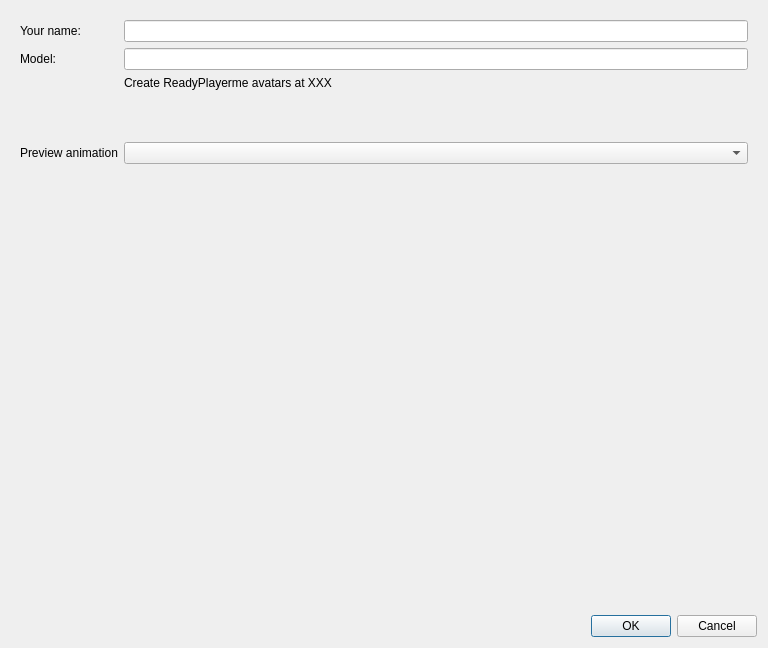
Qt form gui_client/AvatarSettingsDialog.ui (shipilovden/sub-metasiberia) before a commit.
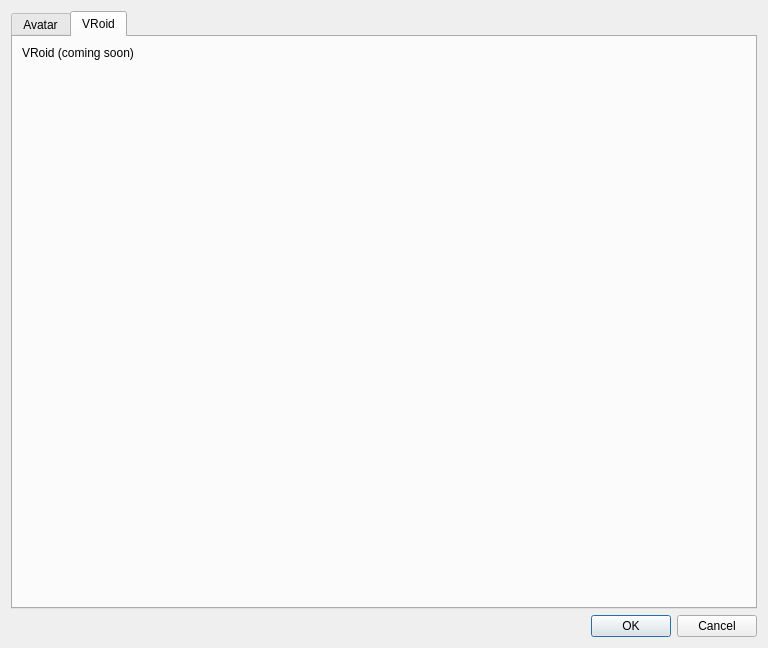
The same form after that commit. The open tabs and pages were chosen to show the change. Custom widgets are drawn as their Qt base class.

Commit message: Avatar settings: add VRoid tab; ensure main GL context current during GL UI init

Diff of the .ui file:
```diff
--- a/gui_client/AvatarSettingsDialog.ui
+++ b/gui_client/AvatarSettingsDialog.ui
@@ -15,6 +15,16 @@
   </property>
   <layout class="QVBoxLayout" name="verticalLayout">
    <item>
+    <widget class="QTabWidget" name="tabWidget">
+     <property name="currentIndex">
+      <number>0</number>
+     </property>
+     <widget class="QWidget" name="avatarTab">
+      <attribute name="title">
+       <string>Avatar</string>
+      </attribute>
+      <layout class="QVBoxLayout" name="avatarTabLayout">
+       <item>
     <widget class="QWidget" name="widget" native="true">
      <property name="sizePolicy">
       <sizepolicy hsizetype="Preferred" vsizetype="Maximum">
@@ -86,6 +96,37 @@
        <widget class="AvatarPreviewWidget" name="avatarPreviewGLWidget" native="true"/>
       </item>
      </layout>
+        </widget>
+       </item>
+      </layout>
+     </widget>
+     <widget class="QWidget" name="vroidTab">
+      <attribute name="title">
+       <string>VRoid</string>
+      </attribute>
+      <layout class="QVBoxLayout" name="vroidTabLayout">
+       <item>
+        <widget class="QLabel" name="vroidPlaceholderLabel">
+         <property name="text">
+          <string>VRoid (coming soon)</string>
+         </property>
+        </widget>
+       </item>
+       <item>
+        <spacer name="vroidVerticalSpacer">
+         <property name="orientation">
+          <enum>Qt::Vertical</enum>
+         </property>
+         <property name="sizeHint" stdset="0">
+          <size>
+           <width>20</width>
+           <height>40</height>
+          </size>
+         </property>
+        </spacer>
+       </item>
+      </layout>
+     </widget>
     </widget>
    </item>
    <item>
```
Lines whose indentation alone changed are shown as unchanged. The commit also changes 1 other file.
